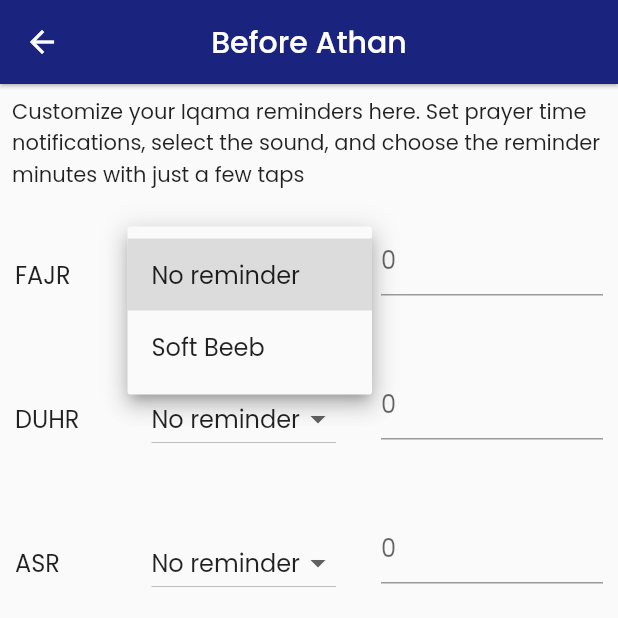
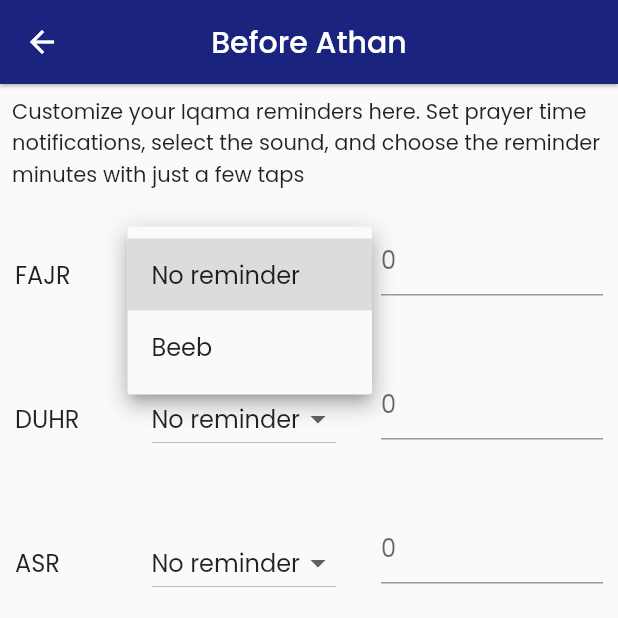
Before and after one commit to afthalad/Palos-Islamic-Center, a Flutter app: the BeforeAthanSettingPageScreen screen opened directly, after a tap on "No reminder", on a phone screen of 412 x 824 dp, the top half of it. Run offline on Flutter 3.47's test engine with Material 2 defaults, Android fonts, the phone set to English and light mode, and no system bars; our stand-ins replace dio, firebase_core, firebase_messaging, flutter_image_slideshow, flutter_local_notifications, flutter_svg and 5 more; missing offline and left inert: flip_board, flutter_qiblah; accounts and stored records are empty; network calls fail.

Commit message:
DropDown bug fixed

```diff
--- a/lib/screens/homescreen.dart
+++ b/lib/screens/homescreen.dart
@@ -226,8 +226,8 @@ class _HomeScreenState extends State<HomeScreen> {
         appBar: AppBar(
           systemOverlayStyle: SystemUiOverlayStyle(
             statusBarColor: Colors.transparent,
-            statusBarIconBrightness: Brightness.light,
-            statusBarBrightness: Brightness.light,
+            statusBarIconBrightness: Brightness.dark,
+            statusBarBrightness: Brightness.dark,
           ),
           elevation: 1,
           backgroundColor: appBarColor,
--- a/lib/screens/prayer_time.dart
+++ b/lib/screens/prayer_time.dart
@@ -369,17 +369,12 @@ class _PrayerTimingsScreenState extends State<PrayerTimingsScreen> {
                                 child: AthanTimesByMonths(
                                     monthPrayerTime: monthPrayerTime),
                               ),
-                              // SingleChildScrollView(
-                              //   child: IqamaTimesByMonths(
-                              //       monthPrayerTime: monthPrayerTime),
-                              // )
                             ],
                           ),
                         ),
                       ],
                     ),
                   ),
-
                 ],
               ),
             ),
--- a/lib/screens/settings/iqamah_setting.dart
+++ b/lib/screens/settings/iqamah_setting.dart
@@ -28,7 +28,7 @@ class _BeforeAthanSettingPageScreenState
 
   var drop = [
     'No reminder',
-    'Soft Beeb',
+    'Beeb',
   ];
 
   final fajrTextController = TextEditingController();
@@ -114,6 +114,7 @@ class _BeforeAthanSettingPageScreenState
                       return DropdownMenuItem<String>(
                         value: value,
                         child: Text(value),
+                        key: Key(value),
                       );
                     }).toList(),
                   ),
@@ -158,6 +159,7 @@ class _BeforeAthanSettingPageScreenState
                       return DropdownMenuItem<String>(
                         value: value,
                         child: Text(value),
+                        key: Key(value),
                       );
                     }).toList(),
                   ),
@@ -202,6 +204,7 @@ class _BeforeAthanSettingPageScreenState
                       return DropdownMenuItem<String>(
                         value: value,
                         child: Text(value),
+                        key: Key(value),
                       );
                     }).toList(),
                   ),
@@ -246,6 +249,7 @@ class _BeforeAthanSettingPageScreenState
                       return DropdownMenuItem<String>(
                         value: value,
                         child: Text(value),
+                        key: Key(value),
                       );
                     }).toList(),
                   ),
@@ -290,6 +294,7 @@ class _BeforeAthanSettingPageScreenState
                       return DropdownMenuItem<String>(
                         value: value,
                         child: Text(value),
+                        key: Key(value),
                       );
                     }).toList(),
                   ),
```
Also changed, not shown: images/app_logo.png, 26 other files.
